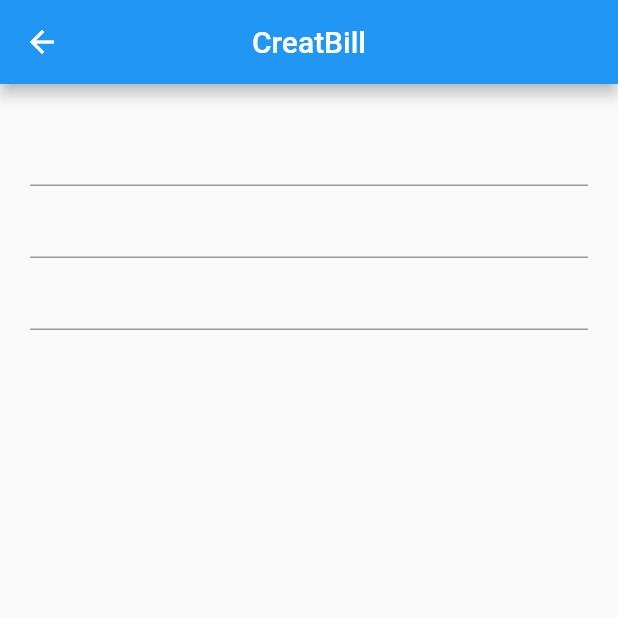
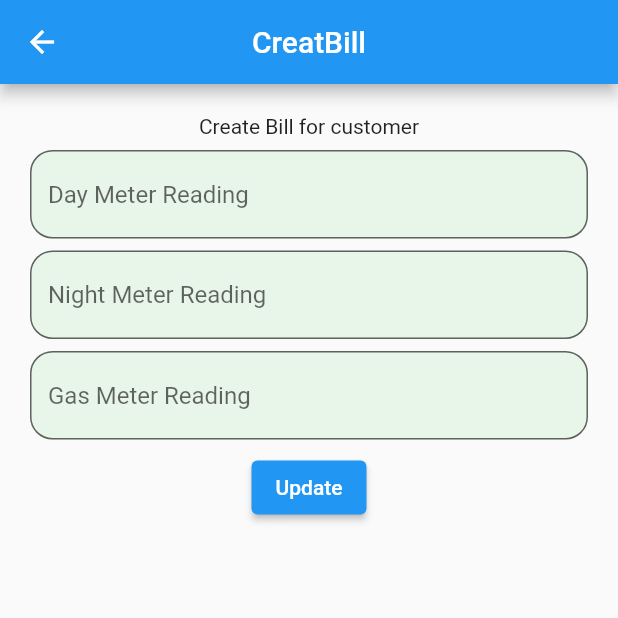
Before and after one commit to Erkamleshyadav/kmlesh, a Flutter app: the CreatingBill screen opened directly, on a phone screen of 412 x 824 dp, the top half of it. Run offline on Flutter 3.47's test engine with Material 2 defaults, Android fonts, the light colour scheme and no system bars; our stand-ins replace get.

Commit message:
Update set_price.dart

```diff
--- a/lib/view/set_price.dart
+++ b/lib/view/set_price.dart
@@ -15,10 +15,72 @@ class CreatingBill extends StatelessWidget {
         child: Padding(
           padding: const EdgeInsets.all(20.0),
           child: Column(
+            crossAxisAlignment: CrossAxisAlignment.center,
             children: [
-              TextFormField(),
-              TextFormField(),
-              TextFormField(),
+              Center(child: Text('Create Bill for customer')),
+              SizedBox(height: 8),
+              TextFormField(
+                keyboardType: TextInputType.number,
+                cursorColor: Colors.black,
+                cursorHeight: 30,
+                cursorRadius: Radius.circular(10),
+                autovalidateMode: AutovalidateMode.onUserInteraction,
+                decoration: InputDecoration(
+                  hintText: 'Day Meter Reading',
+                  filled: true,
+                  fillColor: Colors.green.shade50,
+                  border: OutlineInputBorder(
+                    borderSide: BorderSide(
+                      color: Colors.purpleAccent.shade100,
+                    ),
+                    borderRadius: BorderRadius.circular(15),
+                  ),
+                ),
+              ),
+              SizedBox(
+                height: 8,
+              ),
+              TextFormField(
+                keyboardType: TextInputType.number,
+                cursorColor: Colors.black,
+                cursorHeight: 30,
+                cursorRadius: Radius.circular(10),
+                autovalidateMode: AutovalidateMode.onUserInteraction,
+                decoration: InputDecoration(
+                  hintText: 'Night Meter Reading',
+                  filled: true,
+                  fillColor: Colors.green.shade50,
+                  border: OutlineInputBorder(
+                    borderSide: BorderSide(
+                      color: Colors.purpleAccent.shade100,
+                    ),
+                    borderRadius: BorderRadius.circular(15),
+                  ),
+                ),
+              ),
+              SizedBox(
+                height: 8,
+              ),
+              TextFormField(
+                keyboardType: TextInputType.number,
+                cursorColor: Colors.black,
+                cursorHeight: 30,
+                cursorRadius: Radius.circular(10),
+                autovalidateMode: AutovalidateMode.onUserInteraction,
+                decoration: InputDecoration(
+                  hintText: 'Gas Meter Reading',
+                  filled: true,
+                  fillColor: Colors.green.shade50,
+                  border: OutlineInputBorder(
+                    borderSide: BorderSide(
+                      color: Colors.purpleAccent.shade100,
+                    ),
+                    borderRadius: BorderRadius.circular(15),
+                  ),
+                ),
+              ),
+              SizedBox(height: 8),
+              ElevatedButton(onPressed: (() {}), child: Text('Update'))
             ],
           ),
         ),
```
